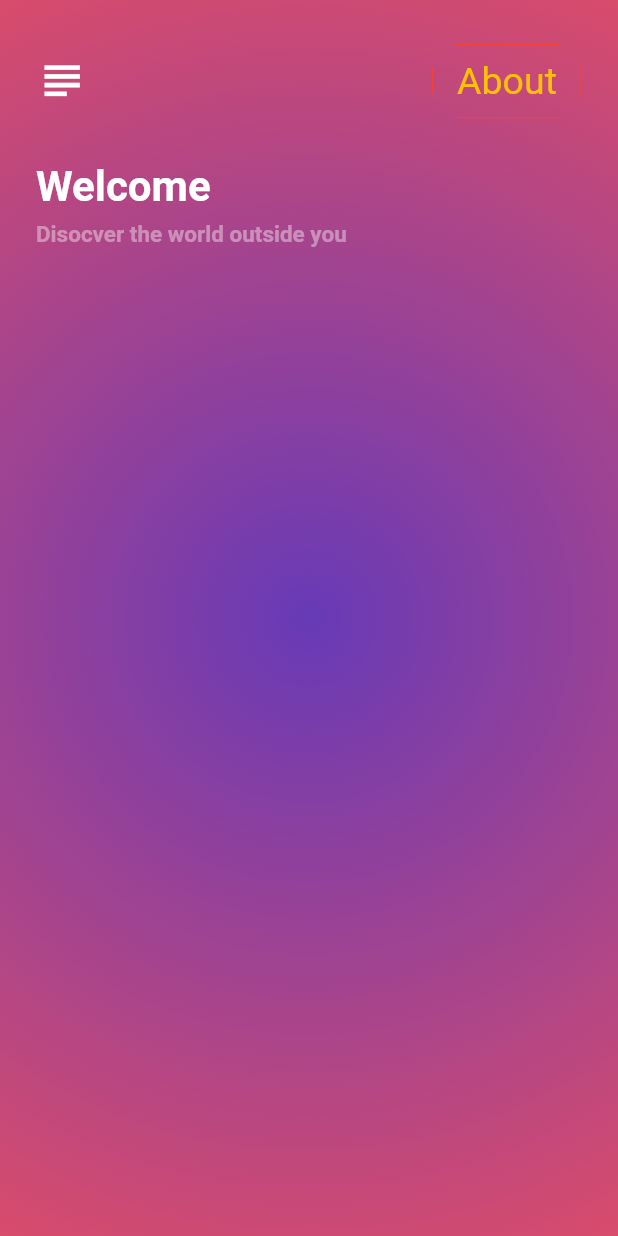
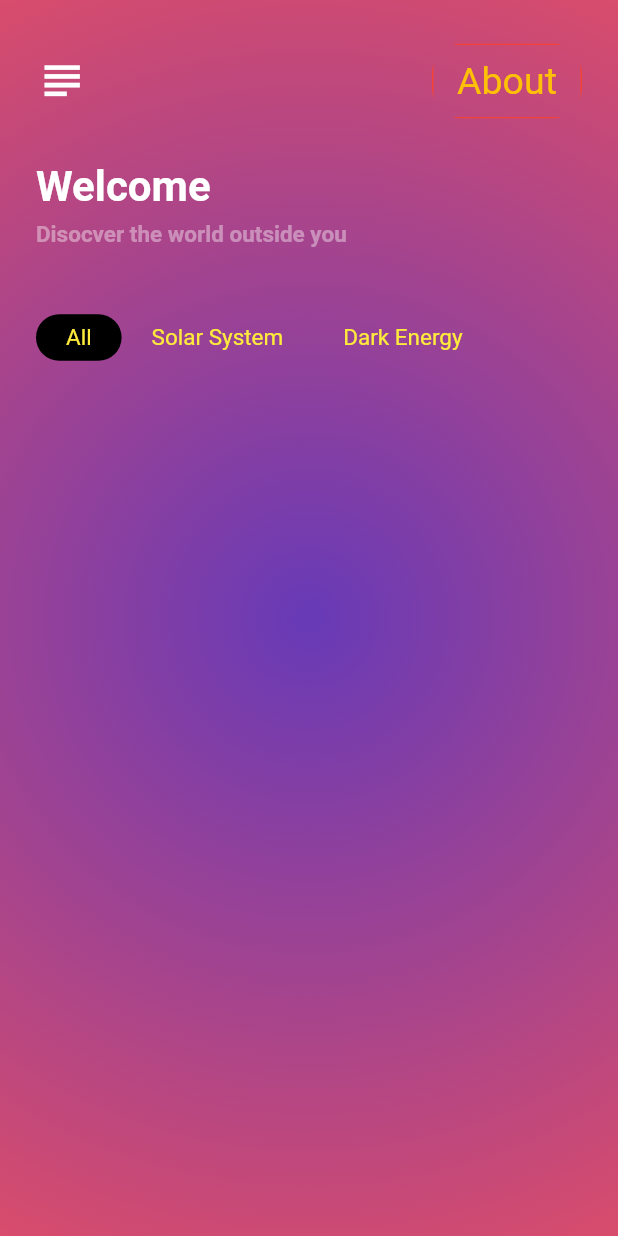
Before and after one commit to Rohit-RA-2020/Universe-App, a Flutter app: the screen it shows after launch, on a phone screen of 412 x 824 dp. Run offline on Flutter 3.47's test engine with Material 2 defaults, Android fonts, the phone set to English and light mode, and no system bars; our stand-ins replace simple_animations.

```diff
--- a/lib/home.dart
+++ b/lib/home.dart
@@ -9,6 +9,7 @@ class Home extends StatefulWidget {
 class _HomeState extends State<Home> {
   List<String> listCategory = ["All", "Solar System", "Dark Energy"];
   int activeClassIndex = 0;
+  int itemCount;
 
   @override
   Widget build(BuildContext context) {
@@ -71,7 +72,7 @@ class _HomeState extends State<Home> {
                     ),
                     FadeAnimation(
                       fadeDirection: FadeDirection.left,
-                      delay: 1,
+                      delay: 2,
                       child: Padding(
                         padding: EdgeInsets.symmetric(
                           horizontal: 24,
@@ -95,7 +96,7 @@ class _HomeState extends State<Home> {
                     ),
                     FadeAnimation(
                       fadeDirection: FadeDirection.top,
-                      delay: 1,
+                      delay: 2,
                       child: Padding(
                         padding: EdgeInsets.symmetric(
                           horizontal: 24,
@@ -115,6 +116,49 @@ class _HomeState extends State<Home> {
                           ],
                         ),
                       ),
+                    ),
+                    FadeAnimation(
+                      fadeDirection: FadeDirection.right,
+                      delay: 1.5,
+                      child: Container(
+                        height: 108,
+                        child: ListView.builder(
+                          scrollDirection: Axis.horizontal,
+                          itemCount: listCategory.length,
+                          itemBuilder: (context, index) {
+                            return Center(
+                                child: GestureDetector(
+                              onTap: () {
+                                setState(() {
+                                  activeClassIndex = index;
+                                  itemCount =
+                                      listCategory[activeClassIndex].length;
+                                });
+                              },
+                              child: AnimatedContainer(
+                                duration: Duration(milliseconds: 500),
+                                margin:
+                                    EdgeInsets.only(left: index == 0 ? 24 : 0),
+                                height: 31,
+                                padding: EdgeInsets.symmetric(horizontal: 20),
+                                alignment: Alignment.center,
+                                decoration: BoxDecoration(
+                                    color: index == activeClassIndex
+                                        ? Colors.black
+                                        : Colors.transparent,
+                                    borderRadius:
+                                        BorderRadius.all(Radius.circular(25))),
+                                child: Text(
+                                  listCategory[index],
+                                  textAlign: TextAlign.start,
+                                  style: TextStyle(
+                                      fontSize: 15, color: Colors.yellow),
+                                ),
+                              ),
+                            ));
+                          },
+                        ),
+                      ),
                     )
                   ],
                 ),
--- a/pubspec.yaml
+++ b/pubspec.yaml
@@ -28,7 +28,6 @@ dependencies:
   # The following adds the Cupertino Icons font to your application.
   # Use with the CupertinoIcons class for iOS style icons.
   cupertino_icons: ^1.0.2
-  flutter_screenutil: ^5.0.0+2
   simple_animations: ^1.3.4
   flare_flutter: ^3.0.0
 
```
Also changed, not shown: pubspec.lock.
